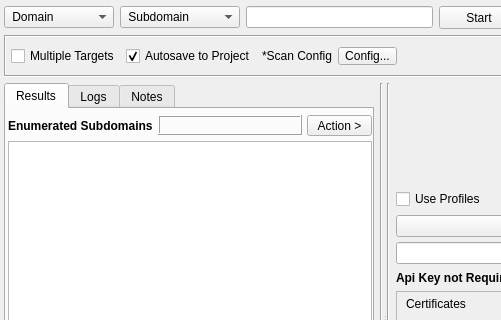
Before: the Qt Designer form sub3suite/src/engines/osint/Osint.ui in 3nock/OTE, drawn with Qt 5; both pictures show x 0 to 501 and y 0 to 320 of the 815 by 562 pixel window.
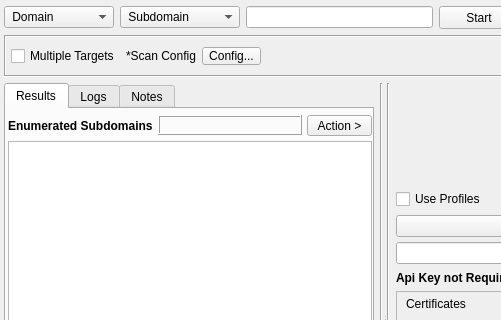
After: the same form once the commit is applied. Custom widgets are drawn as their Qt base class.

```diff
--- a/sub3suite/src/engines/osint/Osint.ui
+++ b/sub3suite/src/engines/osint/Osint.ui
@@ -277,16 +277,6 @@
         </property>
        </widget>
       </item>
-      <item>
-       <widget class="QCheckBox" name="checkBox">
-        <property name="text">
-         <string>Autosave to Project</string>
-        </property>
-        <property name="checked">
-         <bool>true</bool>
-        </property>
-       </widget>
-      </item>
       <item>
        <widget class="QLabel" name="label">
         <property name="text">
```
